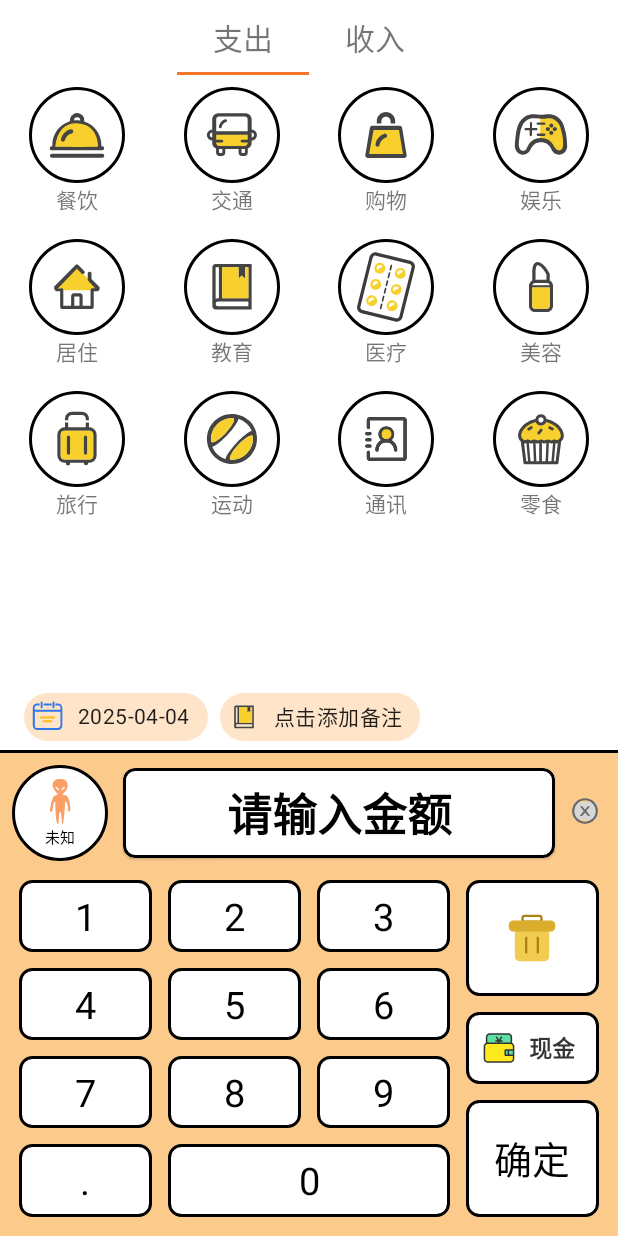
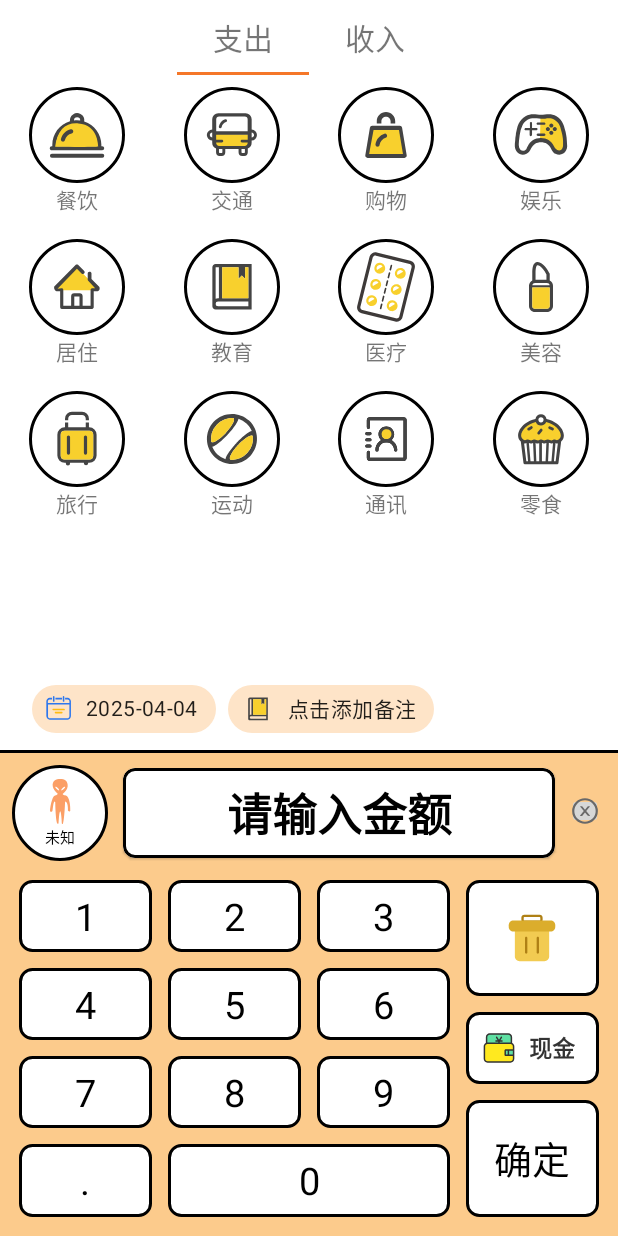
Before and after one commit to ForeverHamburger/VaulTree, an Android app: the AccountActivity screen opened directly, with no data from a screen before it, on a phone screen of 412 x 824 dp. Run offline under Robolectric (Android 15) with nearby library versions, the phone set to English and light mode, and no system bars; libraries missing offline, so code that uses them is left out: com.tencent.mmkv; 1 statement that could not run was skipped.

Commit message:
完成chip调整

```diff
--- a/app/src/main/res/layout/activity_account.xml
+++ b/app/src/main/res/layout/activity_account.xml
@@ -38,29 +38,37 @@
         android:layout_height="wrap_content"
         android:layout_marginHorizontal="16dp"
         android:layout_marginTop="8dp"
-        app:layout_constraintTop_toBottomOf="@id/record_vp"
+        android:padding="5dp"
+        app:layout_constraintEnd_toEndOf="parent"
         app:layout_constraintStart_toStartOf="parent"
-        app:layout_constraintEnd_toEndOf="parent">
+        app:layout_constraintTop_toBottomOf="@id/record_vp">
 
+        <!-- 日期Chip -->
         <com.google.android.material.chip.Chip
             android:id="@+id/chip_date"
             style="@style/Widget.MaterialComponents.Chip.Action"
             android:layout_width="wrap_content"
-            android:background="@drawable/bg_radius_click"
             android:layout_height="wrap_content"
             android:text="2025-04-03"
+            android:textAppearance="?attr/textAppearanceBody2"
+            app:chipBackgroundColor="@color/or4"
+            app:chipCornerRadius="16dp"
             app:chipIcon="@drawable/ic_date"
-            app:chipBackgroundColor="@color/or4"/>
+            app:chipIconSize="20dp"
+            app:chipStartPadding="8dp" />
 
+        <!-- 备注Chip -->
         <com.google.android.material.chip.Chip
             android:id="@+id/chip_note"
             style="@style/Widget.MaterialComponents.Chip.Action"
             android:layout_width="wrap_content"
             android:layout_height="wrap_content"
-            android:background="@drawable/bg_radius_click"
             android:text="点击添加备注"
+            android:textAppearance="?attr/textAppearanceBody2"
+            app:chipBackgroundColor="@color/or4"
+            app:chipCornerRadius="16dp"
             app:chipIcon="@drawable/ic_book"
-            app:chipBackgroundColor="@color/or4"/>
+            app:chipStartPadding="8dp" />
     </com.google.android.material.chip.ChipGroup>
 
     <!-- 分割线 -->
```
Also changed, not shown: app/src/main/res/drawable/quan.jpg (deleted).
